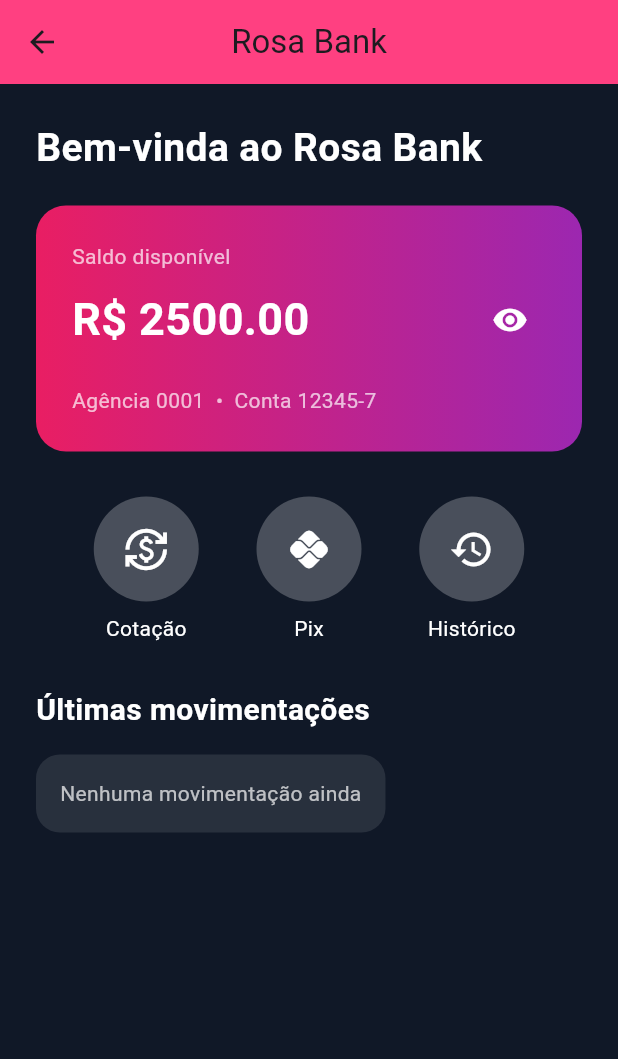
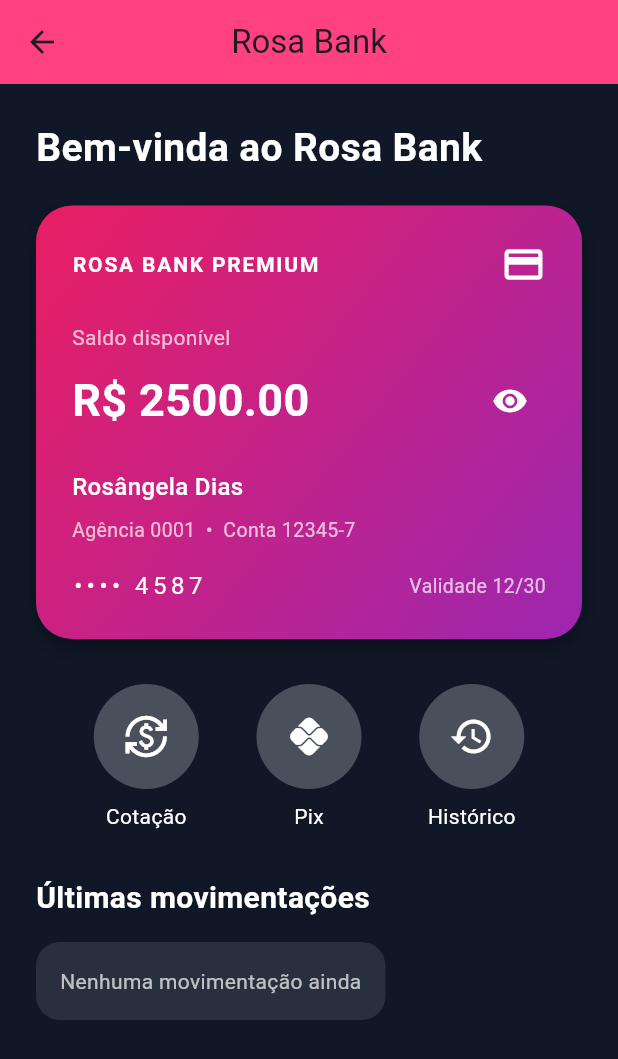
Before and after one commit to Rosangeladias88/rosa-bank, a Flutter app: the PrincipalPage screen opened by its route, on a phone screen of 412 x 824 dp. Shown: the top 1059 px of the screen. Run offline on Flutter 3.47's test engine with Material 3 defaults, Android fonts, the phone set to English and light mode, and no system bars; our stand-ins replace shared_preferences; accounts and stored records are empty.

Commit message:
Melhora cartao principal do Rosa Bank

```diff
--- a/lib/principal.dart
+++ b/lib/principal.dart
@@ -29,7 +29,11 @@
             children: [
               const Text(
                 'Bem-vinda ao Rosa Bank',
-                style: TextStyle(color: Colors.white, fontSize: 26, fontWeight: FontWeight.bold),
+                style: TextStyle(
+                  color: Colors.white,
+                  fontSize: 26,
+                  fontWeight: FontWeight.bold,
+                ),
               ),
               const SizedBox(height: 20),
 
@@ -38,17 +42,54 @@
                 padding: const EdgeInsets.all(24),
                 decoration: BoxDecoration(
                   gradient: const LinearGradient(
-                    colors: [Color(0xFFE91E63), Color(0xFF9C27B0)],
+                    colors: [
+                      Color(0xFFE91E63),
+                      Color(0xFF9C27B0),
+                    ],
+                    begin: Alignment.topLeft,
+                    end: Alignment.bottomRight,
                   ),
-                  borderRadius: BorderRadius.circular(20),
+                  borderRadius: BorderRadius.circular(24),
+                  boxShadow: [
+                    BoxShadow(
+                      color: Colors.black.withOpacity(0.35),
+                      blurRadius: 12,
+                      offset: const Offset(0, 6),
+                    ),
+                  ],
                 ),
                 child: Column(
                   crossAxisAlignment: CrossAxisAlignment.start,
                   children: [
+                    const Row(
+                      mainAxisAlignment: MainAxisAlignment.spaceBetween,
+                      children: [
+                        Text(
+                          'ROSA BANK PREMIUM',
+                          style: TextStyle(
+                            color: Colors.white,
+                            fontWeight: FontWeight.bold,
+                            letterSpacing: 1.2,
+                          ),
+                        ),
+                        Icon(
+                          Icons.credit_card,
+                          color: Colors.white,
+                          size: 30,
+                        ),
+                      ],
+                    ),
+
+                    const SizedBox(height: 24),
+
                     const Text(
                       'Saldo disponível',
-                      style: TextStyle(color: Colors.white70),
+                      style: TextStyle(
+                        color: Colors.white70,
+                        fontSize: 14,
+                      ),
                     ),
+
                     const SizedBox(height: 8),
 
                     Row(
@@ -71,17 +112,57 @@
                             });
                           },
                           icon: Icon(
-                            mostrarSaldo ? Icons.visibility : Icons.visibility_off,
+                            mostrarSaldo
+                                ? Icons.visibility
+                                : Icons.visibility_off,
                             color: Colors.white,
                           ),
                         ),
                       ],
                     ),
 
-                    const SizedBox(height: 20),
+                    const SizedBox(height: 22),
+
+                    const Text(
+                      'Rosângela Dias',
+                      style: TextStyle(
+                        color: Colors.white,
+                        fontSize: 16,
+                        fontWeight: FontWeight.w500,
+                      ),
+                    ),
+
+                    const SizedBox(height: 8),
+
                     const Text(
                       'Agência 0001  •  Conta 12345-7',
-                      style: TextStyle(color: Colors.white70),
+                      style: TextStyle(
+                        color: Colors.white70,
+                        fontSize: 13,
+                      ),
+                    ),
+
+                    const SizedBox(height: 16),
+
+                    const Row(
+                      mainAxisAlignment: MainAxisAlignment.spaceBetween,
+                      children: [
+                        Text(
+                          '•••• 4587',
+                          style: TextStyle(
+                            color: Colors.white,
+                            letterSpacing: 3,
+                            fontSize: 16,
+                          ),
+                        ),
+                        Text(
+                          'Validade 12/30',
+                          style: TextStyle(
+                            color: Colors.white70,
+                            fontSize: 13,
+                          ),
+                        ),
+                      ],
                     ),
                   ],
                 ),
@@ -92,9 +173,24 @@
               Row(
                 mainAxisAlignment: MainAxisAlignment.spaceEvenly,
                 children: [
-                  atalhoMenu(context, titulo: 'Cotação', icone: Icons.currency_exchange, rota: '/cotacao'),
-                  atalhoMenu(context, titulo: 'Pix', icone: Icons.pix, rota: '/transferencia'),
-                  atalhoMenu(context, titulo: 'Histórico', icone: Icons.history, rota: '/historico'),
+                  atalhoMenu(
+                    context,
+                    titulo: 'Cotação',
+                    icone: Icons.currency_exchange,
+                    rota: '/cotacao',
+                  ),
+                  atalhoMenu(
+                    context,
+                    titulo: 'Pix',
+                    icone: Icons.pix,
+                    rota: '/transferencia',
+                  ),
+                  atalhoMenu(
+                    context,
+                    titulo: 'Histórico',
+                    icone: Icons.history,
+                    rota: '/historico',
+                  ),
                 ],
               ),
 
@@ -102,8 +198,13 @@
 
               const Text(
                 'Últimas movimentações',
-                style: TextStyle(color: Colors.white, fontSize: 20, fontWeight: FontWeight.bold),
+                style: TextStyle(
+                  color: Colors.white,
+                  fontSize: 20,
+                  fontWeight: FontWeight.bold,
+                ),
               ),
+
               const SizedBox(height: 15),
 
               Container(
@@ -118,9 +219,15 @@
                         style: TextStyle(color: Colors.white70),
                       )
                     : Column(
-                        children: historicoTransferencias.reversed.take(3).map((transferencia) {
+                        children: historicoTransferencias
+                            .reversed
+                            .take(3)
+                            .map((transferencia) {
                           return ListTile(
-                            leading: const Icon(Icons.arrow_upward, color: Colors.red),
+                            leading: const Icon(
+                              Icons.arrow_upward,
+                              color: Colors.red,
+                            ),
                             title: Text(
                               'Pix para ${transferencia['nome']}',
                               style: const TextStyle(color: Colors.white),
@@ -153,10 +260,17 @@
           CircleAvatar(
             radius: 35,
             backgroundColor: Colors.white24,
-            child: Icon(icone, color: Colors.white, size: 30),
+            child: Icon(
+              icone,
+              color: Colors.white,
+              size: 30,
+            ),
           ),
           const SizedBox(height: 8),
-          Text(titulo, style: const TextStyle(color: Colors.white)),
+          Text(
+            titulo,
+            style: const TextStyle(color: Colors.white),
+          ),
         ],
       ),
     );
```
